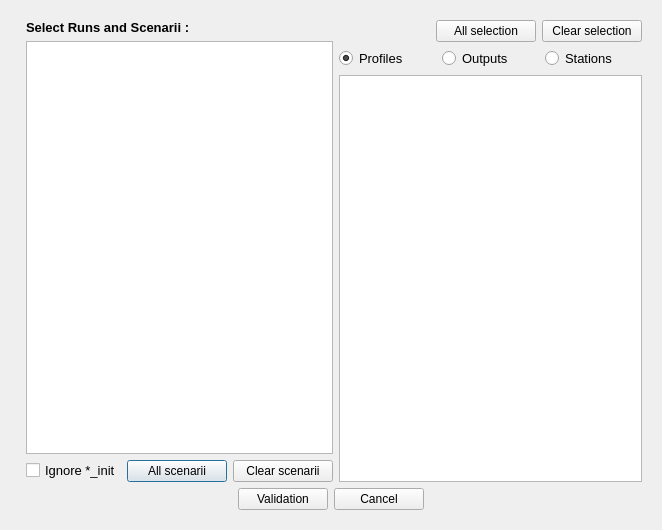
This is ui/export_data_run.ui in Artelia/Mascaret as Qt 5 draws it before an edit. The edited form follows.
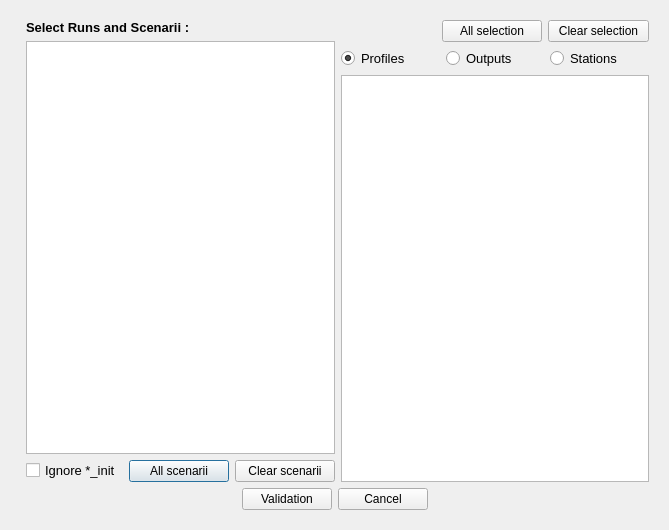
This is the edited form. Icons and pictures are not drawn.

```diff
--- a/ui/export_data_run.ui
+++ b/ui/export_data_run.ui
@@ -6,7 +6,7 @@
    <rect>
     <x>0</x>
     <y>0</y>
-    <width>662</width>
+    <width>669</width>
     <height>530</height>
    </rect>
   </property>
```
Left out of the diff: 16 changed lines with no effect on the pictures.
